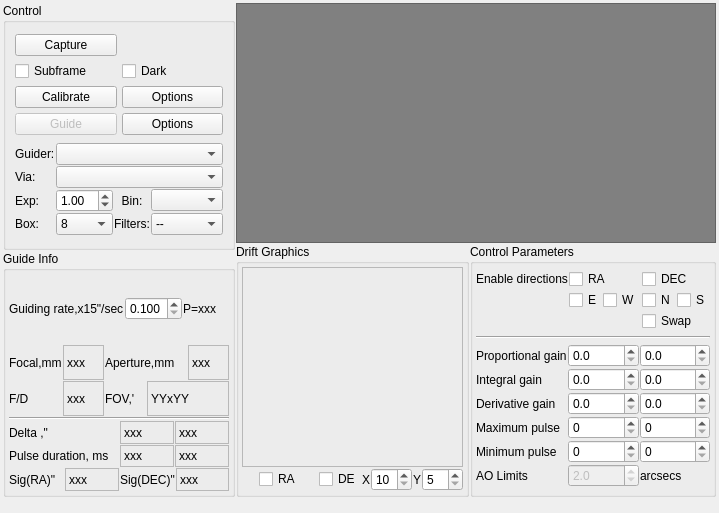
Old version of the form kstars/ekos/guide/guide.ui in the repository KDE/kstars.
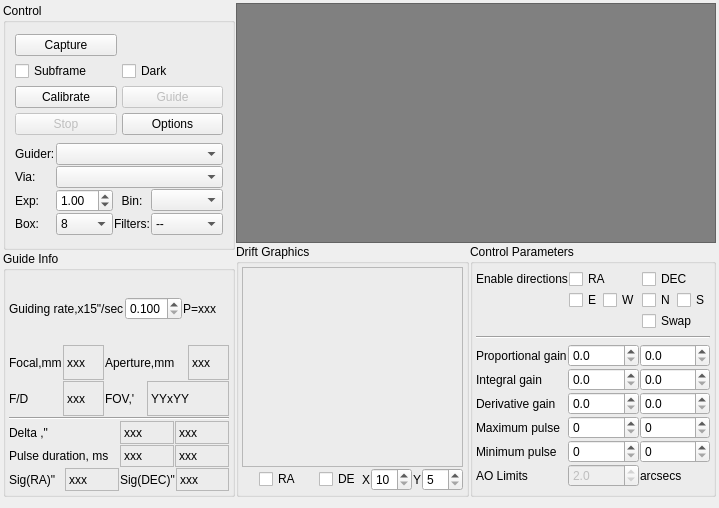
New version of the form. Custom widgets are drawn as their Qt base class.

Commit message: More progress on guide and calibration options

```diff
--- a/kstars/ekos/guide/guide.ui
+++ b/kstars/ekos/guide/guide.ui
@@ -6,8 +6,8 @@
    <rect>
     <x>0</x>
     <y>0</y>
-    <width>702</width>
-    <height>513</height>
+    <width>696</width>
+    <height>508</height>
    </rect>
   </property>
   <layout class="QVBoxLayout" name="verticalLayout_5">
@@ -64,30 +64,6 @@
               </property>
              </widget>
             </item>
-            <item row="2" column="1">
-             <widget class="QPushButton" name="calibrationOptionsB">
-              <property name="text">
-               <string>Options</string>
-              </property>
-             </widget>
-            </item>
-            <item row="3" column="0">
-             <widget class="QPushButton" name="guideB">
-              <property name="enabled">
-               <bool>false</bool>
-              </property>
-              <property name="text">
-               <string>Guide</string>
-              </property>
-             </widget>
-            </item>
-            <item row="3" column="1">
-             <widget class="QPushButton" name="guideOptionsB">
-              <property name="text">
-               <string>Options</string>
-              </property>
-             </widget>
-            </item>
             <item row="1" column="1">
              <widget class="QCheckBox" name="darkFrameCheck">
               <property name="toolTip">
@@ -108,6 +84,33 @@
               </property>
              </widget>
             </item>
+            <item row="3" column="1">
+             <widget class="QPushButton" name="guideOptionsB">
+              <property name="text">
+               <string>Options</string>
+              </property>
+             </widget>
+            </item>
+            <item row="2" column="1">
+             <widget class="QPushButton" name="guideB">
+              <property name="enabled">
+               <bool>false</bool>
+              </property>
+              <property name="text">
+               <string>Guide</string>
+              </property>
+             </widget>
+            </item>
+            <item row="3" column="0">
+             <widget class="QPushButton" name="stopB">
+              <property name="enabled">
+               <bool>false</bool>
+              </property>
+              <property name="text">
+               <string>Stop</string>
+              </property>
+             </widget>
+            </item>
            </layout>
           </item>
           <item>
```
Left out of the diff: 2 changed lines with no effect on the pictures. The commit also changes 8 other files.
